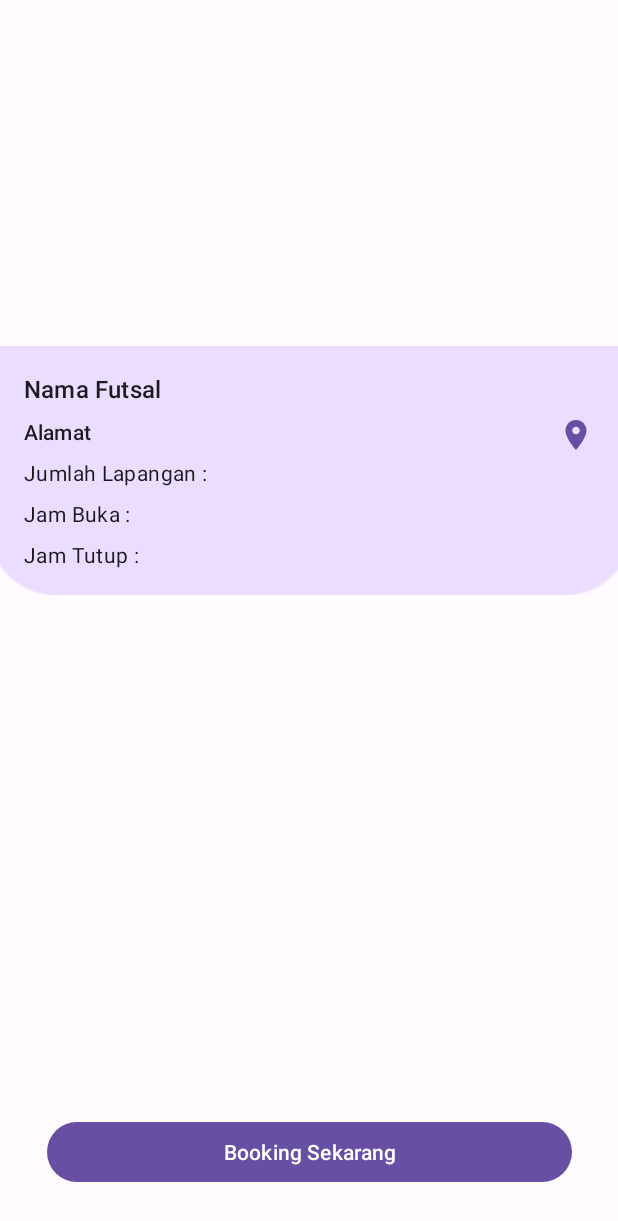
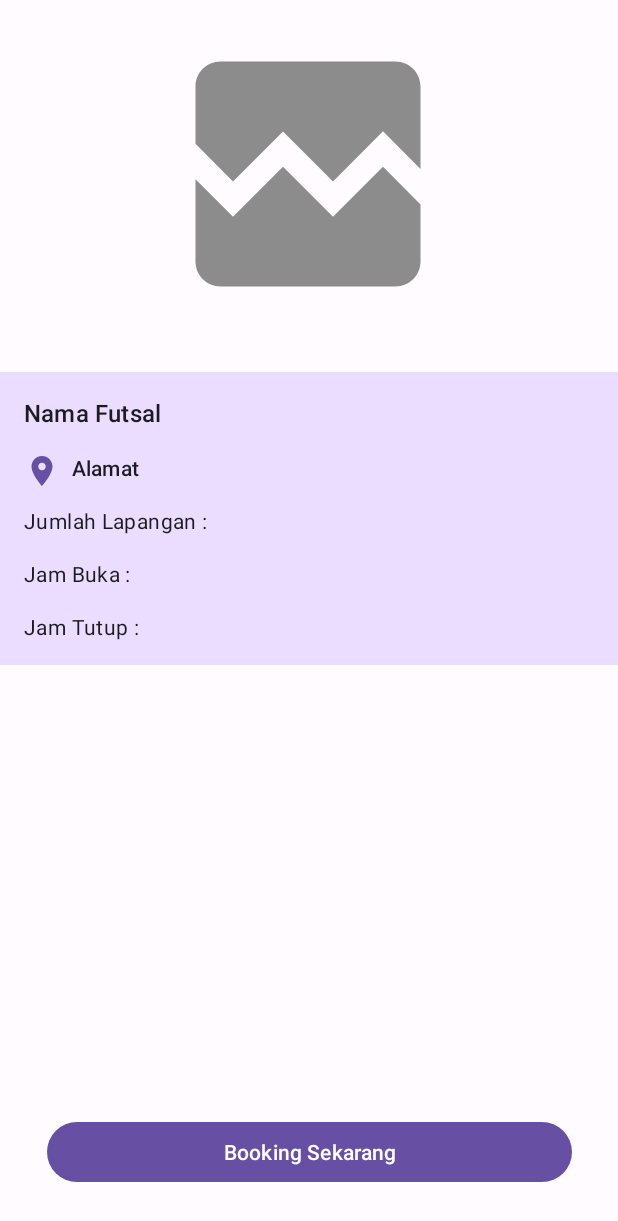
Before and after one commit to abdullahJufri/Booking-Futsal, an Android app: the DetailActivity screen opened directly, with no data from a screen before it, on a phone screen of 412 x 824 dp. Shown: the top 1221 px of the screen. Run offline under Robolectric (Android 15) with nearby library versions, the phone set to English and light mode, and no system bars; pictures from the network do not load; 10 statements that could not run were skipped.

Commit message:
+ fix photo url

```diff
--- a/app/src/main/java/com/bangkit/booking_futsal/data/remote/api/ApiConfig.kt
+++ b/app/src/main/java/com/bangkit/booking_futsal/data/remote/api/ApiConfig.kt
@@ -7,7 +7,9 @@ import retrofit2.Retrofit
 import retrofit2.converter.gson.GsonConverterFactory
 
 class ApiConfig {
+//     val baseUrl = "http://192.168.0.238:80/api/"
     companion object {
+        const val baseUrl = "http://192.168.0.238:80/"
         fun getApiService(): ApiService {
             val loggingInterceptor = if (BuildConfig.DEBUG) {
                 HttpLoggingInterceptor().setLevel(HttpLoggingInterceptor.Level.BODY)
@@ -18,7 +20,7 @@ class ApiConfig {
                 .addInterceptor(loggingInterceptor)
                 .build()
             val retrofit = Retrofit.Builder()
-                .baseUrl("http://192.168.55.43:80/api/")
+                .baseUrl("$baseUrl/api/")
                 .addConverterFactory(GsonConverterFactory.create())
                 .client(client)
                 .build()
--- a/app/src/main/java/com/bangkit/booking_futsal/module/home/main/HomeAdapter.kt
+++ b/app/src/main/java/com/bangkit/booking_futsal/module/home/main/HomeAdapter.kt
@@ -2,6 +2,7 @@ package com.bangkit.booking_futsal.module.home.main
 
 import android.app.Activity
 import android.content.Intent
+import android.util.Log
 import android.view.LayoutInflater
 import android.view.ViewGroup
 import android.widget.ImageView
@@ -10,6 +11,7 @@ import androidx.core.app.ActivityOptionsCompat
 import androidx.recyclerview.widget.DiffUtil
 import androidx.recyclerview.widget.RecyclerView
 import com.bangkit.booking_futsal.R
+import com.bangkit.booking_futsal.data.remote.api.ApiConfig
 import com.bangkit.booking_futsal.data.remote.model.FutsalsItem
 import com.bangkit.booking_futsal.databinding.ItemRowFutsalBinding
 import com.bangkit.booking_futsal.module.home.detail.DetailActivity
@@ -51,8 +53,9 @@ class HomeAdapter: RecyclerView.Adapter<HomeAdapter.ViewHolder>() {
         fun bind(futsal: FutsalsItem) {
 
             with(binding) {
+                val urlPhoto = "${ApiConfig.baseUrl}${futsal.foto}"
                 Glide.with(imgItemImage)
-                    .load(futsal.foto) // URL Avatar
+                    .load(urlPhoto) // URL Avatar
                     .placeholder(R.drawable.ic_baseline_image_24)
                     .error(R.drawable.ic_baseline_broken_image_24)
                     .into(imgItemImage)
--- a/app/src/main/res/layout/activity_detail.xml
+++ b/app/src/main/res/layout/activity_detail.xml
@@ -6,16 +6,122 @@
     android:layout_height="match_parent"
     tools:context=".module.home.detail.DetailActivity">
 
-    <ImageView
-        android:id="@+id/imageView2"
-        android:layout_width="430dp"
-        android:layout_height="195dp"
+    <FrameLayout
+        android:id="@+id/frameLayout"
+        android:layout_width="match_parent"
+        android:layout_height="wrap_content"
+        android:layout_marginTop="32dp"
+        android:layout_marginBottom="32dp"
+        android:background="@color/md_theme_light_primaryContainer"
         app:layout_constraintBottom_toTopOf="@+id/btn_booking"
         app:layout_constraintEnd_toEndOf="parent"
         app:layout_constraintStart_toStartOf="parent"
         app:layout_constraintTop_toBottomOf="@+id/img_dtl_photos"
-        app:layout_constraintVertical_bias="0.0"
-        app:srcCompat="@drawable/rectanglebg" />
+        app:layout_constraintVertical_bias="0.0">
+
+        <androidx.constraintlayout.widget.ConstraintLayout
+            android:layout_width="match_parent"
+            android:layout_height="match_parent">
+
+            <TextView
+                android:id="@+id/tv_dtl_jam_tutup"
+                android:layout_width="wrap_content"
+                android:layout_height="wrap_content"
+                android:layout_marginStart="8dp"
+                android:layout_marginTop="16dp"
+                app:layout_constraintStart_toEndOf="@+id/textView14"
+                app:layout_constraintTop_toBottomOf="@+id/textView13" />
+
+            <TextView
+                android:id="@+id/tv_dtl_jam_buka"
+                android:layout_width="wrap_content"
+                android:layout_height="wrap_content"
+                android:layout_marginStart="8dp"
+                android:layout_marginTop="16dp"
+                app:layout_constraintStart_toEndOf="@+id/textView13"
+                app:layout_constraintTop_toBottomOf="@+id/textView8" />
+
+            <TextView
+                android:id="@+id/tv_dtl_lap"
+                android:layout_width="wrap_content"
+                android:layout_height="wrap_content"
+                android:layout_marginStart="8dp"
+                android:layout_marginTop="16dp"
+                app:layout_constraintStart_toEndOf="@+id/textView8"
+                app:layout_constraintTop_toBottomOf="@+id/tv_dtl_alamat" />
+
+            <TextView
+                android:id="@+id/textView8"
+                style="@style/TextAppearance.MaterialComponents.Body2"
+                android:layout_width="wrap_content"
+                android:layout_height="wrap_content"
+                android:layout_marginStart="16dp"
+                android:layout_marginTop="16dp"
+                android:text="Jumlah Lapangan :"
+                app:layout_constraintStart_toStartOf="parent"
+                app:layout_constraintTop_toBottomOf="@+id/tv_dtl_alamat" />
+
+            <TextView
+                android:id="@+id/textView13"
+                style="@style/TextAppearance.MaterialComponents.Body2"
+                android:layout_width="wrap_content"
+                android:layout_height="wrap_content"
+                android:layout_marginStart="16dp"
+                android:layout_marginTop="16dp"
+                android:text="Jam Buka :"
+                app:layout_constraintStart_toStartOf="parent"
+                app:layout_constraintTop_toBottomOf="@+id/textView8" />
+
+            <TextView
+                android:id="@+id/tv_dtl_name"
+                style="@style/TextAppearance.Material3.TitleMedium"
+                android:layout_width="wrap_content"
+                android:layout_height="wrap_content"
+                android:layout_marginStart="16dp"
+                android:layout_marginTop="16dp"
+                android:text="Nama Futsal"
+                app:layout_constraintStart_toStartOf="parent"
+                app:layout_constraintTop_toTopOf="parent" />
+
+            <TextView
+                android:id="@+id/tv_dtl_alamat"
+                style="@style/TextAppearance.Material3.TitleSmall"
+                android:layout_width="0dp"
+                android:layout_height="wrap_content"
+                android:layout_marginStart="8dp"
+                android:layout_marginTop="16dp"
+                android:layout_marginEnd="16dp"
+                android:text="Alamat"
+                app:layout_constraintEnd_toEndOf="parent"
+                app:layout_constraintHorizontal_bias="0.0"
+                app:layout_constraintStart_toEndOf="@+id/btn_map"
+                app:layout_constraintTop_toBottomOf="@+id/tv_dtl_name" />
+
+            <TextView
+                android:id="@+id/textView14"
+                style="@style/TextAppearance.MaterialComponents.Body2"
+                android:layout_width="wrap_content"
+                android:layout_height="wrap_content"
+                android:layout_marginStart="16dp"
+                android:layout_marginTop="16dp"
+                android:layout_marginBottom="16dp"
+                android:text="Jam Tutup :"
+                app:layout_constraintBottom_toBottomOf="parent"
+                app:layout_constraintStart_toStartOf="parent"
+                app:layout_constraintTop_toBottomOf="@+id/textView13" />
+
+            <ImageButton
+                android:id="@+id/btn_map"
+                android:layout_width="wrap_content"
+                android:layout_height="wrap_content"
+                android:layout_marginStart="16dp"
+                android:layout_marginTop="16dp"
+                android:background="@null"
+                app:layout_constraintStart_toStartOf="parent"
+                app:layout_constraintTop_toBottomOf="@+id/tv_dtl_name"
+                app:srcCompat="@drawable/ic_baseline_location_on_24" />
+        </androidx.constraintlayout.widget.ConstraintLayout>
+    </FrameLayout>
 
     <ImageView
         android:id="@+id/img_dtl_photos"
@@ -27,20 +133,6 @@
         app:layout_constraintStart_toStartOf="parent"
         app:layout_constraintTop_toTopOf="parent"
         tools:srcCompat="@tools:sample/avatars" />
-
-    <TextView
-        android:id="@+id/tv_dtl_name"
-        style="@style/TextAppearance.Material3.TitleMedium"
-        android:layout_width="wrap_content"
-        android:layout_height="wrap_content"
-        android:layout_marginStart="16dp"
-        android:layout_marginTop="32dp"
-        android:layout_marginEnd="16dp"
-        android:text="Nama Futsal"
-        app:layout_constraintEnd_toEndOf="parent"
-        app:layout_constraintHorizontal_bias="0.0"
-        app:layout_constraintStart_toStartOf="parent"
-        app:layout_constraintTop_toBottomOf="@+id/img_dtl_photos" />
 
     <Button
         android:id="@+id/btn_booking"
@@ -54,89 +146,4 @@
         app:layout_constraintEnd_toEndOf="parent"
         app:layout_constraintStart_toStartOf="parent" />
 
-    <TextView
-        android:id="@+id/textView8"
-        style="@style/TextAppearance.MaterialComponents.Body2"
-        android:layout_width="wrap_content"
-        android:layout_height="wrap_content"
-        android:layout_marginStart="16dp"
-        android:layout_marginTop="8dp"
-        android:text="Jumlah Lapangan :"
-        app:layout_constraintStart_toStartOf="parent"
-        app:layout_constraintTop_toBottomOf="@+id/tv_dtl_alamat" />
-
-    <TextView
-        android:id="@+id/textView13"
-        style="@style/TextAppearance.MaterialComponents.Body2"
-        android:layout_width="wrap_content"
-        android:layout_height="wrap_content"
-        android:layout_marginStart="16dp"
-        android:layout_marginTop="8dp"
-        android:text="Jam Buka :"
-        app:layout_constraintStart_toStartOf="parent"
-        app:layout_constraintTop_toBottomOf="@+id/textView8" />
-
-    <TextView
-        android:id="@+id/textView14"
-        style="@style/TextAppearance.MaterialComponents.Body2"
-        android:layout_width="wrap_content"
-        android:layout_height="wrap_content"
-        android:layout_marginStart="16dp"
-        android:layout_marginTop="8dp"
-        android:text="Jam Tutup :"
-        app:layout_constraintStart_toStartOf="parent"
-        app:layout_constraintTop_toBottomOf="@+id/textView13" />
-
-    <TextView
-        android:id="@+id/tv_dtl_lap"
-        android:layout_width="wrap_content"
-        android:layout_height="wrap_content"
-        android:layout_marginStart="8dp"
-        android:layout_marginTop="8dp"
-        app:layout_constraintStart_toEndOf="@+id/textView8"
-        app:layout_constraintTop_toBottomOf="@+id/tv_dtl_alamat" />
-
-    <TextView
-        android:id="@+id/tv_dtl_jam_buka"
-        android:layout_width="wrap_content"
-        android:layout_height="wrap_content"
-        android:layout_marginStart="8dp"
-        android:layout_marginTop="8dp"
-        app:layout_constraintStart_toEndOf="@+id/textView13"
-        app:layout_constraintTop_toBottomOf="@+id/tv_dtl_lap" />
-
-    <TextView
-        android:id="@+id/tv_dtl_jam_tutup"
-        android:layout_width="wrap_content"
-        android:layout_height="wrap_content"
-        android:layout_marginStart="8dp"
-        android:layout_marginTop="8dp"
-        app:layout_constraintStart_toEndOf="@+id/textView14"
-        app:layout_constraintTop_toBottomOf="@+id/tv_dtl_jam_buka" />
-
-    <TextView
-        android:id="@+id/tv_dtl_alamat"
-        style="@style/TextAppearance.Material3.TitleSmall"
-        android:layout_width="wrap_content"
-        android:layout_height="wrap_content"
-        android:layout_marginStart="16dp"
-        android:layout_marginTop="8dp"
-        android:layout_marginEnd="24dp"
-        android:text="Alamat"
-        app:layout_constraintEnd_toStartOf="@+id/btn_map"
-        app:layout_constraintHorizontal_bias="0.0"
-        app:layout_constraintStart_toStartOf="parent"
-        app:layout_constraintTop_toBottomOf="@+id/tv_dtl_name" />
-
-    <ImageButton
-        android:id="@+id/btn_map"
-        android:layout_width="wrap_content"
-        android:layout_height="wrap_content"
-        android:layout_marginTop="8dp"
-        android:layout_marginEnd="16dp"
-        android:background="@null"
-        app:layout_constraintEnd_toEndOf="parent"
-        app:layout_constraintTop_toBottomOf="@+id/tv_dtl_name"
-        app:srcCompat="@drawable/ic_baseline_location_on_24" />
-
 </androidx.constraintlayout.widget.ConstraintLayout>
```
Also changed, not shown: app/src/main/java/com/bangkit/booking_futsal/module/home/detail/DetailActivity.kt (+8 -6 lines), app/src/main/res/layout/activity_edit_futsal.xml (+5 -2 lines), app/src/main/res/layout/item_row_futsal.xml (+42 -60 lines), app/src/main/res/layout/item_row_history.xml (+7 -4 lines).
